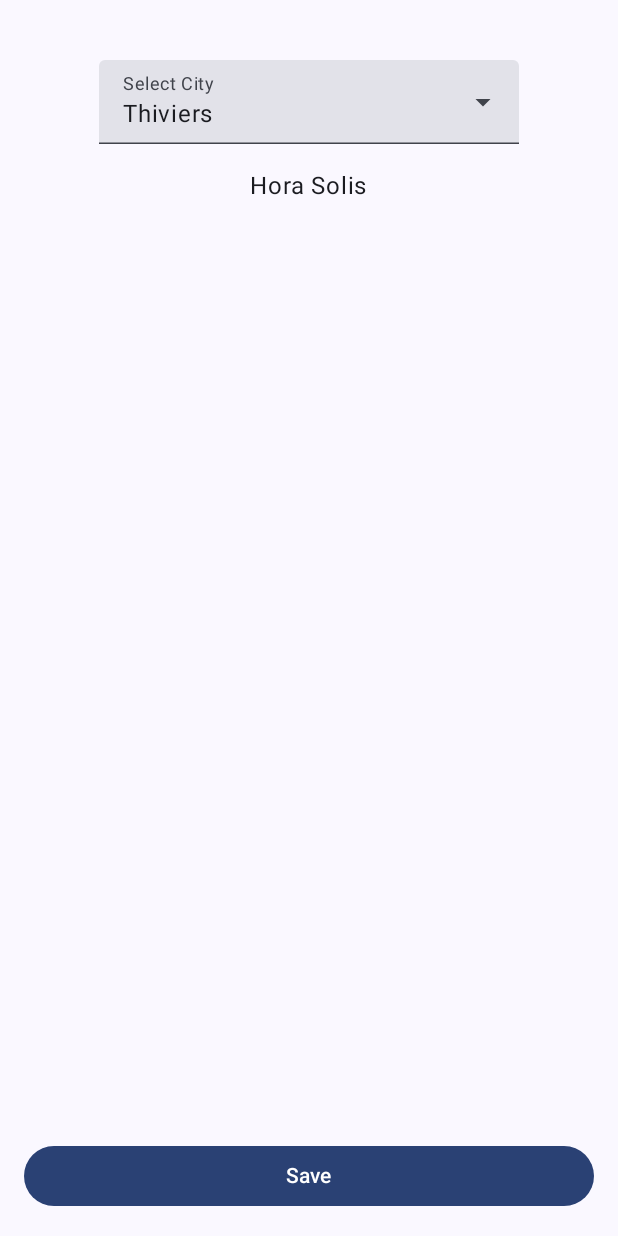
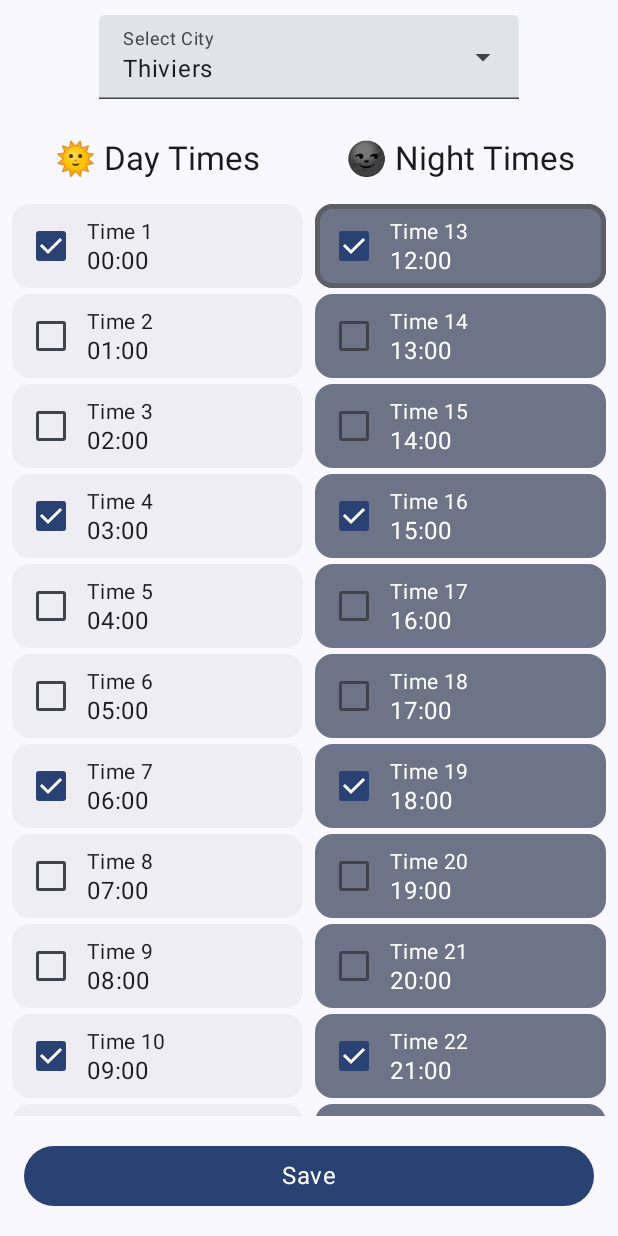
Before and after one commit to arnaud33200/HoraSolis, an Android app built with Jetpack Compose: the @Preview function MainScreenPreview, on a phone screen of 412 x 824 dp. Run offline under Robolectric (Android 15) with nearby library versions, the phone set to English and light mode, and no system bars.

Commit message:
use theme color and improve UI

```diff
--- a/app/src/main/java/ca/arnaud/horasolis/MainScreen.kt
+++ b/app/src/main/java/ca/arnaud/horasolis/MainScreen.kt
@@ -1,7 +1,10 @@
 package ca.arnaud.horasolis
 
+import androidx.compose.foundation.BorderStroke
+import androidx.compose.foundation.ExperimentalFoundationApi
 import androidx.compose.foundation.background
 import androidx.compose.foundation.clickable
+import androidx.compose.foundation.layout.Box
 import androidx.compose.foundation.layout.Column
 import androidx.compose.foundation.layout.Row
 import androidx.compose.foundation.layout.Spacer
@@ -9,9 +12,12 @@ import androidx.compose.foundation.layout.fillMaxSize
 import androidx.compose.foundation.layout.fillMaxWidth
 import androidx.compose.foundation.layout.height
 import androidx.compose.foundation.layout.padding
+import androidx.compose.foundation.layout.width
 import androidx.compose.foundation.lazy.LazyColumn
 import androidx.compose.foundation.lazy.items
 import androidx.compose.material3.Button
+import androidx.compose.material3.Card
+import androidx.compose.material3.CardDefaults
 import androidx.compose.material3.Checkbox
 import androidx.compose.material3.DropdownMenu
 import androidx.compose.material3.DropdownMenuItem
@@ -27,13 +33,14 @@ import androidx.compose.runtime.remember
 import androidx.compose.runtime.setValue
 import androidx.compose.ui.Alignment
 import androidx.compose.ui.Modifier
-import androidx.compose.ui.graphics.Color
 import androidx.compose.ui.res.stringResource
-import androidx.compose.ui.tooling.preview.Preview
+import androidx.compose.ui.tooling.preview.PreviewLightDark
 import androidx.compose.ui.unit.dp
 import ca.arnaud.horasolis.ui.theme.HoraSolisTheme
+import ca.arnaud.horasolis.ui.theme.Typography
 import kotlinx.collections.immutable.ImmutableList
 import kotlinx.collections.immutable.persistentListOf
+import kotlinx.collections.immutable.toImmutableList
 
 data class TimeItem(
     val number: Int,
@@ -50,6 +57,7 @@ data class MainScreenModel(
     val times: ImmutableList<TimeItem> = persistentListOf(),
 )
 
+@OptIn(ExperimentalFoundationApi::class)
 @Composable
 fun MainScreen(
     modifier: Modifier = Modifier,
@@ -69,63 +77,72 @@ fun MainScreen(
                     .fillMaxWidth()
                     .padding(16.dp)
             ) {
-                Text(stringResource(R.string.save_schedule_button))
+                Text(
+                    text = stringResource(R.string.save_schedule_button),
+                    style = Typography.bodyLarge
+                )
             }
         }
     ) { innerPadding ->
         Column(
             modifier = Modifier
                 .padding(innerPadding)
-                .padding(40.dp)
+                .padding(horizontal = 8.dp)
                 .fillMaxSize(),
             horizontalAlignment = Alignment.CenterHorizontally,
         ) {
-            Row(
-                verticalAlignment = Alignment.CenterVertically,
-            ) {
-                CityDropdown(
-                    selectedCity = selectedCity,
-                    onCitySelected = onCitySelected,
-                )
-            }
+            Spacer(modifier.height(10.dp))
 
-            LazyColumn(
-                modifier = Modifier.padding(top = 16.dp)
-            ) {
-                items(model.times) { timeItem ->
-                    val color = if (timeItem.night) {
-                        Color(0xff3774bd)
-                    } else {
-                        Color.Unspecified
+            CityDropdown(
+                selectedCity = selectedCity,
+                onCitySelected = onCitySelected,
+            )
+
+            Spacer(modifier.height(20.dp))
+
+            val times = model.times
+            val half = (times.size + 1) / 2
+            val leftTimes = times.subList(0, half)
+            val rightTimes = times.subList(half, times.size)
+            val headerModifier = Modifier
+                .padding(bottom = 10.dp)
+                .fillMaxWidth()
+            Row(modifier = Modifier.fillMaxWidth()) {
+                LazyColumn(
+                    modifier = Modifier
+                        .weight(1f)
+                        .padding(end = 4.dp)
+                ) {
+                    stickyHeader {
+                        ListHeader(
+                            modifier = headerModifier,
+                            text = "\uD83C\uDF1E Day Times",
+                        )
                     }
-                    val background = if (timeItem.highlight) {
-                        Color(0xFFE3F2FD) // TODO - use a theme color
-                    } else {
-                        Color.Transparent
+                    items(leftTimes) { timeItem ->
+                        TimeItemRow(
+                            modifier = Modifier.padding(bottom = 4.dp),
+                            timeItem,
+                            onTimeChecked
+                        )
                     }
-                    Row(
-                        modifier = Modifier
-                            .height(30.dp)
-                            .fillMaxWidth()
-                            .padding(horizontal = 4.dp)
-                            .then(if (timeItem.highlight) Modifier else Modifier)
-                            .background(background),
-                        verticalAlignment = Alignment.CenterVertically
-                    ) {
-                        Checkbox(
-                            checked = timeItem.checked,
-                            onCheckedChange = { isChecked ->
-                                onTimeChecked(timeItem, isChecked)
-                            }
+                }
+                LazyColumn(
+                    modifier = Modifier
+                        .weight(1f)
+                        .padding(start = 4.dp)
+                ) {
+                    stickyHeader {
+                        ListHeader(
+                            modifier = headerModifier,
+                            text = "\uD83C\uDF1A Night Times",
                         )
-                        Text(
-                            text = timeItem.label,
-                            color = color,
-                        )
-                        Spacer(modifier.weight(1f))
-                        Text(
-                            text = timeItem.hour,
-                            color = color,
+                    }
+                    items(rightTimes) { timeItem ->
+                        TimeItemRow(
+                            modifier = Modifier.padding(bottom = 4.dp),
+                            timeItem,
+                            onTimeChecked
                         )
                     }
                 }
@@ -135,6 +152,23 @@ fun MainScreen(
                 text = model.message
             )
         }
+    }
+}
+
+@Composable
+private fun ListHeader(
+    modifier: Modifier = Modifier,
+    text: String,
+) {
+    Box(
+        modifier = modifier.background(HoraSolisTheme.colors.surface),
+        contentAlignment = Alignment.Center,
+    ) {
+        Text(
+            modifier = Modifier.padding(vertical = 6.dp),
+            text = text,
+            style = Typography.titleLarge,
+        )
     }
 }
 
@@ -182,13 +216,71 @@ private fun CityDropdown(
     }
 }
 
-@Preview(showBackground = true)
+@Composable
+private fun TimeItemRow(
+    modifier: Modifier = Modifier,
+    timeItem: TimeItem,
+    onTimeChecked: (TimeItem, Boolean) -> Unit,
+) {
+    val color = if (timeItem.night) {
+        HoraSolisTheme.colors.secondaryContainer
+    } else {
+        HoraSolisTheme.colors.surfaceContainer
+    }
+    val border = if (timeItem.highlight) BorderStroke(3.dp, HoraSolisTheme.colors.outline) else null
+
+    Card(
+        modifier = modifier,
+        border = border,
+        colors = CardDefaults.cardColors(
+            containerColor = color
+        ),
+    ) {
+        Row(
+            modifier = Modifier
+                .fillMaxWidth()
+                .padding(horizontal = 2.dp, vertical = 4.dp),
+            verticalAlignment = Alignment.CenterVertically
+        ) {
+            Checkbox(
+                checked = timeItem.checked,
+                onCheckedChange = { isChecked ->
+                    onTimeChecked(timeItem, isChecked)
+                }
+            )
+            Column(modifier = Modifier.weight(1f)) {
+                Text(
+                    text = timeItem.label,
+                    style = Typography.bodyMedium,
+                )
+                Text(
+                    text = timeItem.hour,
+                    style = Typography.bodyLarge,
+                )
+                Spacer(modifier = Modifier.width(6.dp))
+            }
+        }
+    }
+}
+
+@PreviewLightDark
 @Composable
 private fun MainScreenPreview() {
     HoraSolisTheme {
+        val previewTimes = List(24) { i ->
+            TimeItem(
+                number = i + 1,
+                label = "Time ${i + 1}",
+                hour = String.format("%02d:00", i),
+                night = i > 11,
+                checked = (i % 3 == 0),
+                highlight = (i == 12),
+            )
+        }.toImmutableList()
         MainScreen(
             model = MainScreenModel(
-                message = stringResource(id = R.string.app_name)
+                message = stringResource(id = R.string.app_name),
+                times = previewTimes
             ),
             onCitySelected = {},
             onTimeChecked = { _, _ -> },
--- a/app/src/main/java/ca/arnaud/horasolis/MainViewModel.kt
+++ b/app/src/main/java/ca/arnaud/horasolis/MainViewModel.kt
@@ -66,7 +66,11 @@ class MainViewModel(
         val romanTimes = getRomanTimes(params).getDataOrNull() ?: return
         currentRomanTimes = romanTimes
         _state.update { model ->
-            screenModelFactory.updateTimes(romanTimes.times, selectedTimeNumbers, model.copy(selectedCity = selectedCity))
+            screenModelFactory.updateTimes(
+                romanTimes.times,
+                selectedTimeNumbers,
+                model.copy(selectedCity = selectedCity)
+            )
         }
     }
 
@@ -89,10 +93,11 @@ class MainViewModel(
 
     fun onSaveClicked() {
         val romanTimes = currentRomanTimes ?: return
-        val selectedTimes = state.value.times.filter { selectedTimeNumbers.contains(it.number) }.mapNotNull { timeItem ->
-            romanTimes.times.find { it.number == timeItem.number }
-        }
-        if (selectedTimes.isEmpty()) return
+        val selectedTimes = state.value.times
+            .filter { selectedTimeNumbers.contains(it.number) }
+            .mapNotNull { timeItem ->
+                romanTimes.times.find { it.number == timeItem.number }
+            }
         viewModelScope.launch {
             val params = SavedTimeScheduleParams(
                 lat = romanTimes.lat,
--- /dev/null
+++ b/app/src/main/java/ca/arnaud/horasolis/ui/theme/HoraSolisColorScheme.kt
@@ -0,0 +1,16 @@
+package ca.arnaud.horasolis.ui.theme
+
+import androidx.compose.material3.darkColorScheme
+import androidx.compose.material3.lightColorScheme
+
+val DarkColorScheme = darkColorScheme(
+    primary = Purple80,
+    secondary = PurpleGrey80,
+    tertiary = Pink80
+)
+
+val LightColorScheme = lightColorScheme(
+    primary = Purple40,
+    secondary = PurpleGrey40,
+    tertiary = Pink40
+)
--- a/app/src/main/java/ca/arnaud/horasolis/ui/theme/HoraSolisTheme.kt
+++ b/app/src/main/java/ca/arnaud/horasolis/ui/theme/HoraSolisTheme.kt
@@ -2,25 +2,25 @@ package ca.arnaud.horasolis.ui.theme
 
 import android.os.Build
 import androidx.compose.foundation.isSystemInDarkTheme
+import androidx.compose.material3.ColorScheme
 import androidx.compose.material3.MaterialTheme
-import androidx.compose.material3.darkColorScheme
 import androidx.compose.material3.dynamicDarkColorScheme
 import androidx.compose.material3.dynamicLightColorScheme
-import androidx.compose.material3.lightColorScheme
 import androidx.compose.runtime.Composable
+import androidx.compose.runtime.CompositionLocalProvider
+import androidx.compose.runtime.ReadOnlyComposable
+import androidx.compose.runtime.staticCompositionLocalOf
 import androidx.compose.ui.platform.LocalContext
 
-private val DarkColorScheme = darkColorScheme(
-    primary = Purple80,
-    secondary = PurpleGrey80,
-    tertiary = Pink80
-)
+val LocalAppColors = staticCompositionLocalOf<ColorScheme> { LightColorScheme }
 
-private val LightColorScheme = lightColorScheme(
-    primary = Purple40,
-    secondary = PurpleGrey40,
-    tertiary = Pink40
-)
+object HoraSolisTheme {
+
+    val colors: ColorScheme
+        @Composable
+        @ReadOnlyComposable
+        get() = LocalAppColors.current
+}
 
 @Composable
 fun HoraSolisTheme(
@@ -38,9 +38,14 @@ fun HoraSolisTheme(
         else -> LightColorScheme
     }
 
-    MaterialTheme(
-        colorScheme = colorScheme,
-        typography = Typography,
-        content = content
-    )
+    CompositionLocalProvider(
+        LocalAppColors provides colorScheme,
+    ) {
+
+        MaterialTheme(
+            colorScheme = colorScheme,
+            typography = Typography,
+            content = content
+        )
+    }
 }
```
